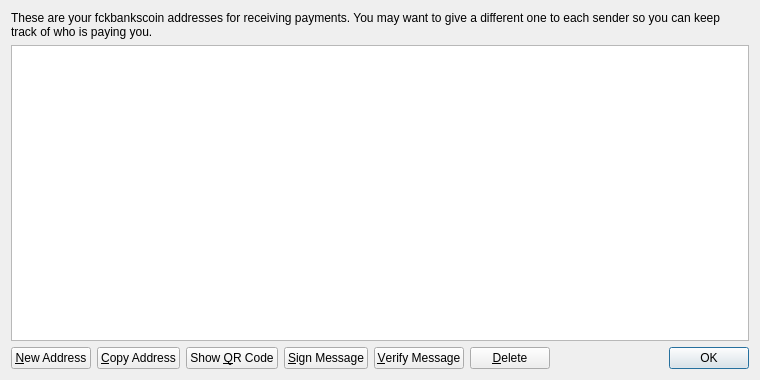
Before: the Qt Designer form src/qt/forms/addressbookpage.ui in fckbankscoin/fckbankscoin, drawn with Qt 5.
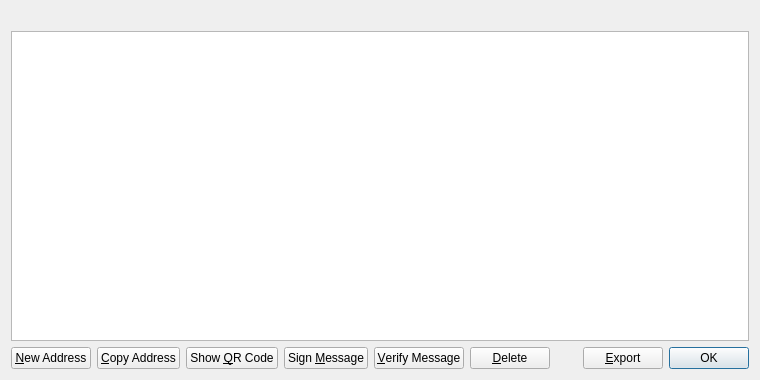
After: the same form once the commit is applied. Icons and pictures are not drawn.

What changed in the file:
```diff
--- a/src/qt/forms/addressbookpage.ui
+++ b/src/qt/forms/addressbookpage.ui
@@ -16,9 +16,6 @@
   <layout class="QVBoxLayout" name="verticalLayout">
    <item>
     <widget class="QLabel" name="labelExplanation">
-     <property name="text">
-      <string>These are your fckbankscoin addresses for receiving payments. You may want to give a different one to each sender so you can keep track of who is paying you.</string>
-     </property>
      <property name="textFormat">
       <enum>Qt::PlainText</enum>
      </property>
@@ -102,7 +99,7 @@
         <string>Sign a message to prove you own a Bitcoin address</string>
        </property>
        <property name="text">
-        <string>&amp;Sign Message</string>
+        <string>Sign &amp;Message</string>
        </property>
        <property name="icon">
         <iconset resource="../bitcoin.qrc">
@@ -151,6 +148,20 @@
        </property>
       </spacer>
      </item>
+     <item>
+      <widget class="QPushButton" name="exportButton">
+       <property name="toolTip">
+        <string>Export the data in the current tab to a file</string>
+       </property>
+       <property name="text">
+        <string>&amp;Export</string>
+       </property>
+       <property name="icon">
+        <iconset resource="../bitcoin.qrc">
+         <normaloff>:/icons/export</normaloff>:/icons/export</iconset>
+       </property>
+      </widget>
+     </item>
      <item>
       <widget class="QDialogButtonBox" name="buttonBox">
        <property name="sizePolicy">
```
Left out of the diff: 12 changed lines with no effect on the pictures.
